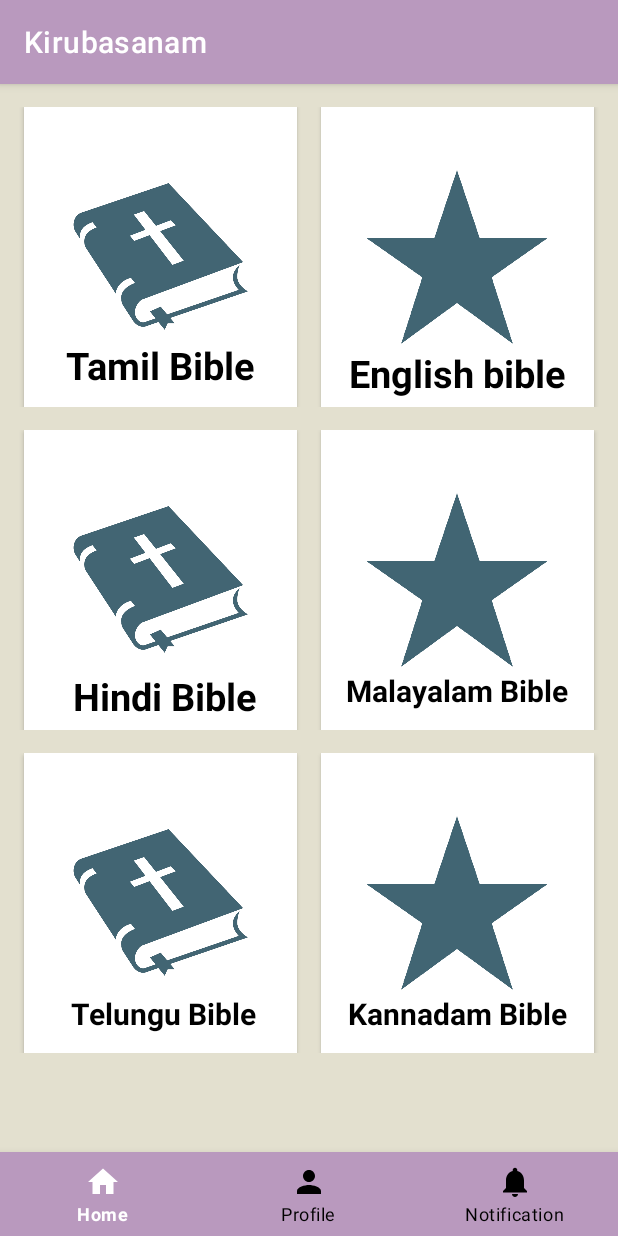
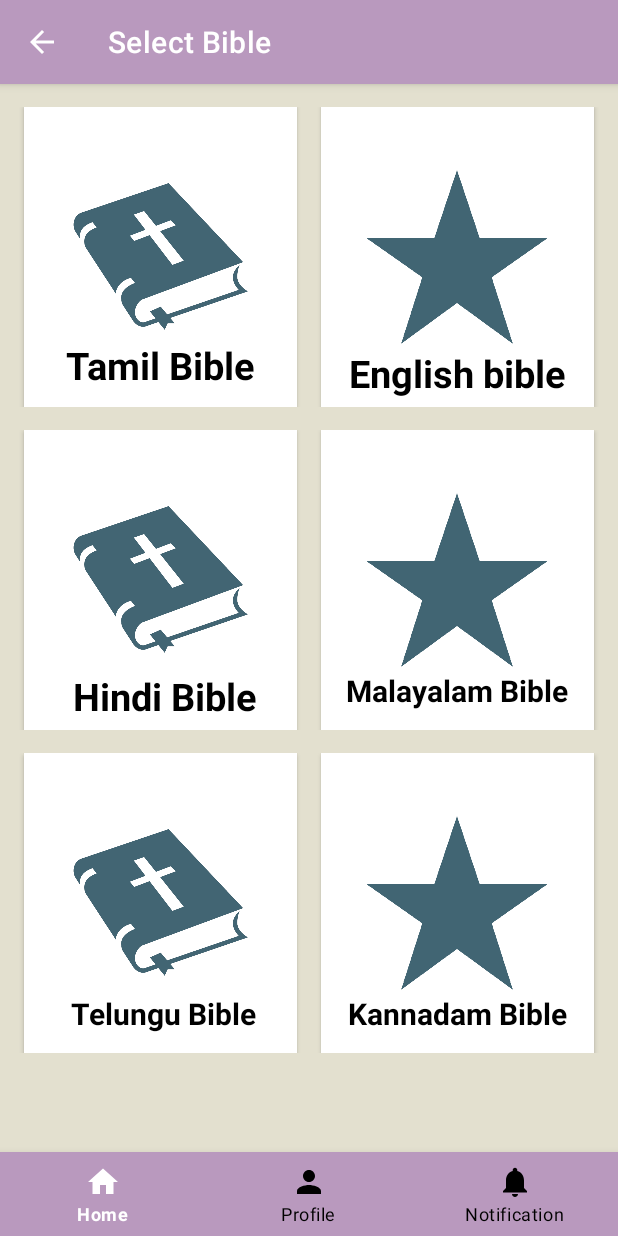
Before and after one commit to barbarian-vijin/kirubasanam4, an Android app: the screen it shows after launch (bibleactivitypage), after a tap on an icon or button, on a phone screen of 412 x 824 dp. Run offline under Robolectric (Android 15) with nearby library versions, the phone set to English and light mode, and no system bars; libraries missing offline, so code that uses them is left out: com.viewpagerindicator; pictures from the network do not load; 4 statements that could not run were skipped.

```diff
--- a/app/src/main/java/com/example/kirubasanam/bibleactivitypage.java
+++ b/app/src/main/java/com/example/kirubasanam/bibleactivitypage.java
@@ -10,5 +10,7 @@ public class bibleactivitypage extends AppCompatActivity {
     protected void onCreate(Bundle savedInstanceState) {
         super.onCreate(savedInstanceState);
         setContentView(R.layout.activity_bibleactivitypage);
+        getSupportActionBar().setTitle("Select Bible");
+        getSupportActionBar().setDisplayHomeAsUpEnabled(true);
     }
 }
--- a/app/src/main/res/layout/activity_bibleactivitypage.xml
+++ b/app/src/main/res/layout/activity_bibleactivitypage.xml
@@ -313,16 +313,6 @@
         </LinearLayout>
     </ScrollView>
 
-    <com.google.android.material.bottomnavigation.BottomNavigationView
-        android:id="@+id/bottom_navigator"
-        android:layout_width="match_parent"
-        android:layout_height="wrap_content"
-        android:layout_alignParentBottom="true"
-        android:layout_marginBottom="0dp"
-        app:itemBackground="@color/purple_200"
-        app:itemIconTint="@drawable/selector"
-        app:itemTextColor="@drawable/selector"
-        app:menu="@menu/menu" />
-
+   <include layout="@layout/activity_bottom_navigation"/>
 
 </RelativeLayout>
--- a/app/src/main/res/layout/activity_englishbible.xml
+++ b/app/src/main/res/layout/activity_englishbible.xml
@@ -6,6 +6,7 @@
     android:layout_height="match_parent"
     android:orientation="vertical"
     tools:context=".Englishbible">
+    <include layout="@layout/activity_bottom_navigation"/>
 
     <ListView
         android:id="@+id/bookname"
--- a/app/src/main/res/layout/activity_sundayclassvideo.xml
+++ b/app/src/main/res/layout/activity_sundayclassvideo.xml
@@ -6,6 +6,7 @@
     android:orientation="vertical"
     android:layout_height="match_parent"
     tools:context=".sundayclassvideo">
+
 
 
     <ScrollView
--- a/app/src/main/res/values/colors.xml
+++ b/app/src/main/res/values/colors.xml
@@ -1,10 +1,10 @@
 <?xml version="1.0" encoding="utf-8"?>
 <resources>
-    <color name="border1">#c5d5cb</color>
+    <color name="border1">#b999be</color>
     <color name="border">#b999be</color>
     <color name="purple_200">#b999be</color>
     <color name="purple_500">#b999be</color>
-    <color name="purple_700">#9e9e9e</color>
+    <color name="purple_700">#b999be</color>
     <color name="teal_200">#FF03DAC5</color>
     <color name="teal_700">#FF018786</color>
     <color name="black">#FF000000</color>
```
Also changed, not shown: app/src/main/AndroidManifest.xml (+5 -3 lines), app/src/main/res/layout/activity_main.xml (+1 -10 lines), app/src/main/res/layout/activity_sundaclassbook.xml (+7 -3 lines).
